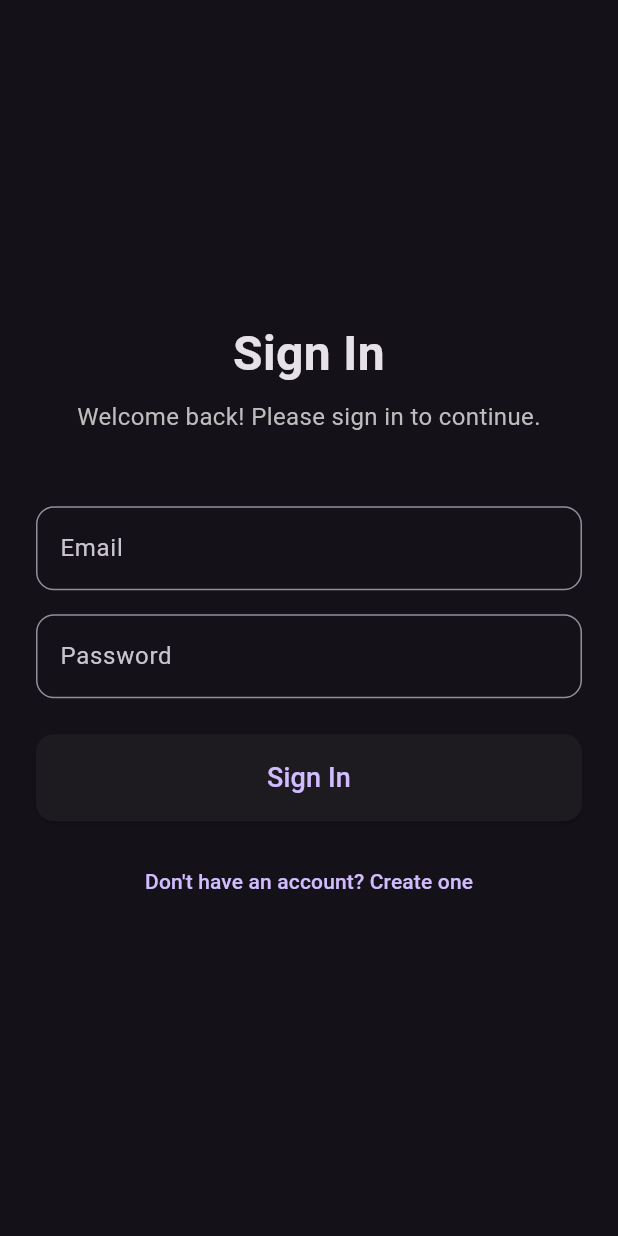
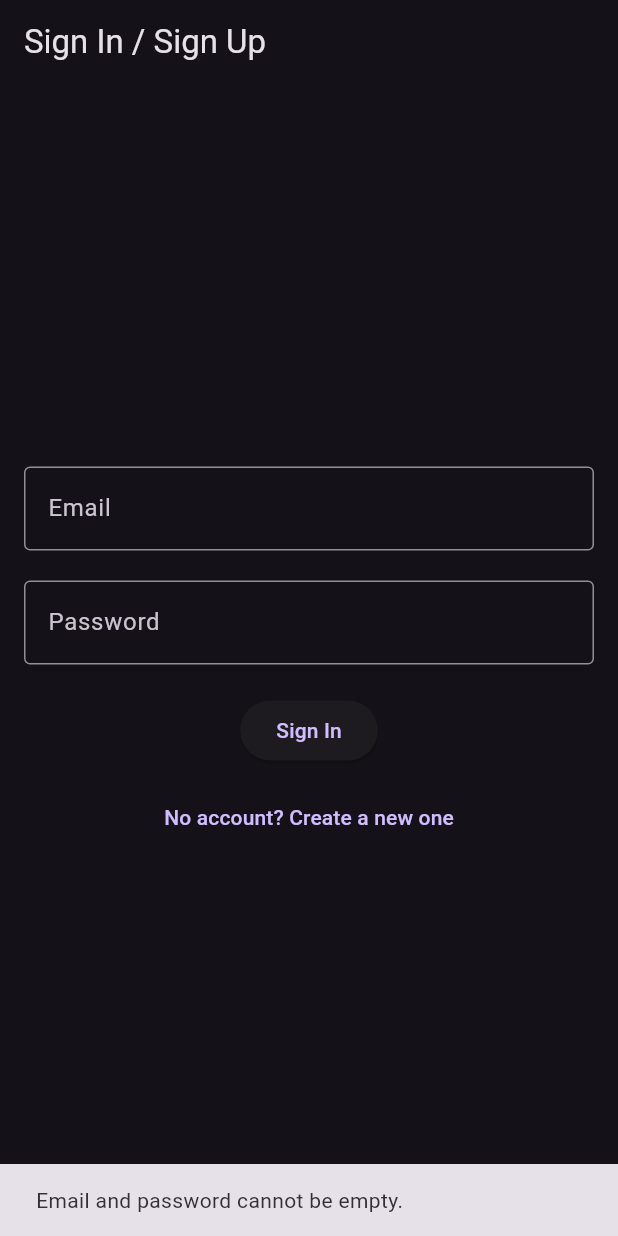
Before and after one commit to asmaaabdalh/smart-safe-project, a Flutter app: the screen it shows after launch, after a tap on "Sign In", on a phone screen of 412 x 824 dp. Run offline on Flutter 3.47's test engine with Material 3 defaults, Android fonts, the light colour scheme and no system bars; our stand-ins replace supabase_flutter; missing offline and left inert: mqtt_client; accounts and stored records are empty.

Commit message:
Finished the login page design

```diff
--- a/lib/main.dart
+++ b/lib/main.dart
@@ -1,18 +1,30 @@
+// lib/main.dart
+
 import 'package:flutter/material.dart';
 import 'package:supabase_flutter/supabase_flutter.dart';
+import 'package:provider/provider.dart'; // Add this dependency
 import 'screens/signin_screen.dart';
-// import 'screens/signin_screen.dart'; // We will create this file next
+import 'services/mqtt_service.dart';
 
 Future<void> main() async {
   WidgetsFlutterBinding.ensureInitialized();
 
-  // استبدل هذه البيانات ببيانات مشروعك في Supabase
   await Supabase.initialize(
     url: 'https://cojyysahbrvpqtydwscz.supabase.co',
     anonKey: 'eyJhbGciOiJIUzI1NiIsInR5cCI6IkpXVCJ9.eyJpc3MiOiJzdXBhYmFzZSIsInJlZiI6ImNvanl5c2FoYnJ2cHF0eWR3c2N6Iiwicm9sZSI6ImFub24iLCJpYXQiOjE3NTU3Njk3NDYsImV4cCI6MjA3MTM0NTc0Nn0.lHn2ZKH_C281H6wQXc-v3IndA9SK9r3rryglddnbHbk',
   );
 
-  runApp(const MyApp());
+  // Wrap the app with ChangeNotifierProvider to make MqttService accessible
+  runApp(
+    ChangeNotifierProvider(
+      create: (context) {
+        final mqttService = MqttService();
+        mqttService.connect(); // Connect to MQTT when the app starts
+        return mqttService;
+      },
+      child: const MyApp(),
+    ),
+  );
 }
 
 // This is a placeholder for the Supabase client
@@ -26,8 +38,7 @@ class MyApp extends StatelessWidget {
     return MaterialApp(
       title: 'Smart Safe App',
       theme: ThemeData.dark(),
-      // The first screen the user will see
-       home: SignInScreen()
+      home: const SignInScreen()
     );
   }
 }
--- a/lib/screens/signin_screen.dart
+++ b/lib/screens/signin_screen.dart
@@ -1,99 +1,134 @@
 import 'package:flutter/material.dart';
-import 'create_account_screen.dart';
-class SignInScreen extends StatelessWidget {
+import '../services/supabase_service.dart'; // Import the Supabase service
+import 'home_screen.dart'; // Import the home screen
+import 'create_account_screen.dart'; // Import the create account screen
+
+// Change the screen to be Stateful
+class SignInScreen extends StatefulWidget {
   const SignInScreen({super.key});
 
   @override
+  State<SignInScreen> createState() => _SignInScreenState();
+}
+
+class _SignInScreenState extends State<SignInScreen> {
+  // To control the text input fields
+  final _emailController = TextEditingController();
+  final _passwordController = TextEditingController();
+
+  // To define the loading state when buttons are pressed
+  bool _isLoading = false;
+
+  // Instance of the Supabase service
+  final _supabaseService = SupabaseService();
+
+  @override
+  void dispose() {
+    _emailController.dispose();
+    _passwordController.dispose();
+    super.dispose();
+  }
+
+  /// Sign In function
+  Future<void> _signIn() async {
+    setState(() {
+      _isLoading = true;
+    });
+
+    final email = _emailController.text.trim();
+    final password = _passwordController.text.trim();
+
+    // Check for empty fields
+    if (email.isEmpty || password.isEmpty) {
+      _showSnackBar('Email and password cannot be empty.');
+      setState(() {
+        _isLoading = false;
+      });
+      return;
+    }
+
+    final errorMessage = await _supabaseService.signInWithPassword(
+      email: email,
+      password: password,
+    );
+
+    // Show an error message if the operation fails
+    if (errorMessage != null) {
+      _showSnackBar(errorMessage);
+    } else {
+      _showSnackBar('Signed in successfully!');
+      // Navigate the user to the home screen
+      Navigator.pushReplacement(
+        context,
+        MaterialPageRoute(builder: (context) => const HomePage()),
+      );
+    }
+
+    setState(() {
+      _isLoading = false;
+    });
+  }
+
+  /// Function to show a message to the user
+  void _showSnackBar(String message) {
+    if (mounted) {
+      ScaffoldMessenger.of(context).showSnackBar(
+        SnackBar(content: Text(message)),
+      );
+    }
+  }
+
+  @override
   Widget build(BuildContext context) {
-    // Scaffold هو الهيكل الأساسي لأي شاشة في فلاتر
     return Scaffold(
-      // SafeArea بتضمن إن محتوى الشاشة ميتداخلش مع أجزاء النظام زي شريط الإشعارات
-      body: SafeArea(
-        // Center بيخلي كل حاجة جواه في نص الشاشة
-        child: Center(
-          // Padding بيدي مساحة فاضية حوالين المحتوى عشان ميبقاش لازق في حواف الشاشة
-          child: Padding(
-            padding: const EdgeInsets.symmetric(horizontal: 24.0),
-            // Column بيرص كل حاجة جواه بشكل عمودي (فوق بعض)
+      appBar: AppBar(
+        title: const Text('Sign In / Sign Up'),
+      ),
+      body: Center(
+        child: SingleChildScrollView(
+          padding: const EdgeInsets.all(16.0),
           child: Column(
-              mainAxisAlignment: MainAxisAlignment.center, // خلي المحتوى في نص الشاشة بالطول
-              crossAxisAlignment: CrossAxisAlignment.stretch, // خلي المحتوى ياخد عرض الشاشة كله
-              children: [
-                // -- عنوان الشاشة --
-                Text(
-                  'Sign In',
-                  textAlign: TextAlign.center,
-                  style: TextStyle(
-                    fontSize: 32,
-                    fontWeight: FontWeight.bold,
-                  ),
-                ),
-                SizedBox(height: 8), // مسافة فاضية صغيرة
-                Text(
-                  'Welcome back! Please sign in to continue.',
-                  textAlign: TextAlign.center,
-                  style: TextStyle(
-                    fontSize: 16,
-                    color: Colors.grey[400],
-                  ),
-                ),
-                SizedBox(height: 48), // مسافة فاضية كبيرة
-
-                // -- حقل إدخال البريد الإلكتروني --
+            mainAxisAlignment: MainAxisAlignment.center,
+            children: <Widget>[
+              // Email field
               TextFormField(
-                  decoration: InputDecoration(
+                controller: _emailController,
+                decoration: const InputDecoration(
                   labelText: 'Email',
-                    border: OutlineInputBorder(
-                      borderRadius: BorderRadius.circular(12),
-                    ),
+                  border: OutlineInputBorder(),
                 ),
                 keyboardType: TextInputType.emailAddress,
               ),
-                SizedBox(height: 16), // مسافة فاضية متوسطة
-
-                // -- حقل إدخال كلمة المرور --
+              const SizedBox(height: 20),
+              // Password field
               TextFormField(
-                  decoration: InputDecoration(
+                controller: _passwordController,
+                decoration: const InputDecoration(
                   labelText: 'Password',
-                    border: OutlineInputBorder(
-                      borderRadius: BorderRadius.circular(12),
+                  border: OutlineInputBorder(),
                 ),
+                obscureText: true,
               ),
-                  obscureText: true, // لإخفاء كلمة المرور
+              const SizedBox(height: 20),
+              // Sign In button
+              ElevatedButton(
+                onPressed: _isLoading ? null : _signIn,
+                child: _isLoading
+                    ? const CircularProgressIndicator(color: Colors.white)
+                    : const Text('Sign In'),
               ),
-                SizedBox(height: 24),
-
-                // -- زر تسجيل الدخول --
-                ElevatedButton(
-                  onPressed: () {
-                    // هنا هنكتب الكود اللي بينادي على شغل الباك إند بعدين
-                    print('Sign In button pressed!');
-                  },
-                  style: ElevatedButton.styleFrom(
-                    padding: EdgeInsets.symmetric(vertical: 16),
-                    shape: RoundedRectangleBorder(
-                      borderRadius: BorderRadius.circular(12),
-                    ),
-                  ),
-                  child: Text(
-                    'Sign In',
-                    style: TextStyle(fontSize: 18),
-                  ),
-                ),
-                SizedBox(height: 16),
-
-                // -- زر إنشاء حساب جديد --
+              const SizedBox(height: 10),
+              // Sign Up button
               TextButton(
-                  onPressed: () {
+                onPressed: _isLoading ? null : () {
                    Navigator.push(
                     context,
                     MaterialPageRoute(builder: (context) => const CreateAccountScreen()),
                   );
                 },
-                  child: Text("Don't have an account? Create one"),
+                child: const Text('No account? Create a new one'),
               ),
             ],
-            ),
           ),
         ),
       ),
```
Also changed, not shown: lib/screens/create_account_screen.dart (+93 -25 lines), lib/screens/home_screen.dart (+34 -20 lines), lib/services/mqtt_service.dart (+104 -0 lines), lib/services/supabase_service.dart (+68 -0 lines), pubspec.yaml (+4 -12 lines), pubspec.lock. Lines whose indentation alone changed are shown as unchanged.
